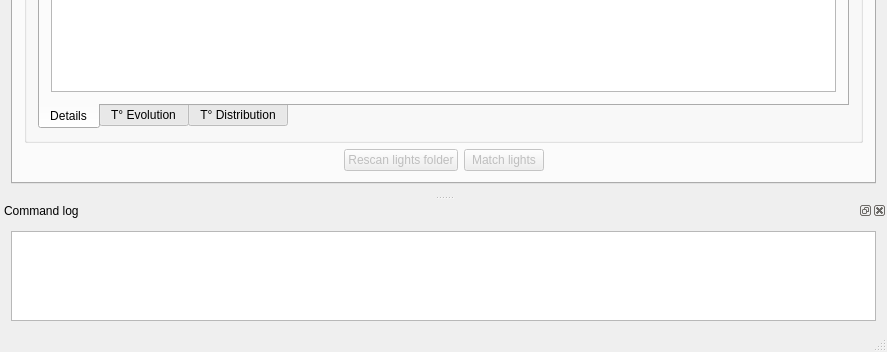
This is src/gui/forms/mainWindow.ui in deufrai/astrawdark-src as Qt 5 draws it before an edit; both pictures show x 0 to 887 and y 208 to 560 of the 887 by 560 pixel window. The edited form follows.
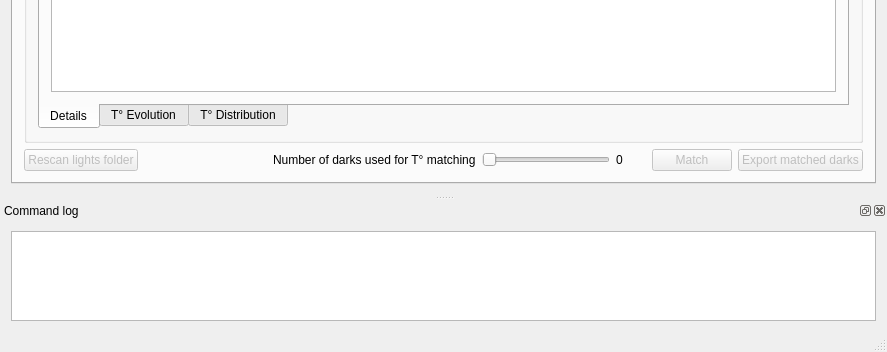
This is the edited form. Icons and pictures are not drawn. Custom widgets are drawn as their Qt base class.

Commit message: ARD-104: Preparing GUI controls for lights matching

The edit to the form file:
```diff
--- a/src/gui/forms/mainWindow.ui
+++ b/src/gui/forms/mainWindow.ui
@@ -282,19 +282,6 @@
         </item>
         <item>
          <layout class="QHBoxLayout" name="horizontalLayout_4">
-          <item>
-           <spacer name="horizontalSpacer_3">
-            <property name="orientation">
-             <enum>Qt::Horizontal</enum>
-            </property>
-            <property name="sizeHint" stdset="0">
-             <size>
-              <width>40</width>
-              <height>20</height>
-             </size>
-            </property>
-           </spacer>
-          </item>
           <item>
            <widget class="QPushButton" name="btnRescanLights">
             <property name="enabled">
@@ -308,6 +295,55 @@
             </property>
            </widget>
           </item>
+          <item>
+           <spacer name="horizontalSpacer_5">
+            <property name="orientation">
+             <enum>Qt::Horizontal</enum>
+            </property>
+            <property name="sizeHint" stdset="0">
+             <size>
+              <width>40</width>
+              <height>20</height>
+             </size>
+            </property>
+           </spacer>
+          </item>
+          <item>
+           <widget class="QLabel" name="label_2">
+            <property name="text">
+             <string>Number of darks used for T° matching</string>
+            </property>
+           </widget>
+          </item>
+          <item>
+           <widget class="QSlider" name="sldDarkMatchers">
+            <property name="enabled">
+             <bool>false</bool>
+            </property>
+            <property name="orientation">
+             <enum>Qt::Horizontal</enum>
+            </property>
+            <property name="tickPosition">
+             <enum>QSlider::NoTicks</enum>
+            </property>
+            <property name="tickInterval">
+             <number>1</number>
+            </property>
+           </widget>
+          </item>
+          <item>
+           <widget class="QLabel" name="lblDarkMatchersCount">
+            <property name="minimumSize">
+             <size>
+              <width>30</width>
+              <height>0</height>
+             </size>
+            </property>
+            <property name="text">
+             <string>0</string>
+            </property>
+           </widget>
+          </item>
           <item>
            <widget class="QPushButton" name="btnLightsMatch">
             <property name="enabled">
@@ -317,22 +353,22 @@
              <string notr="true">padding: .5em;</string>
             </property>
             <property name="text">
-             <string>Match lights</string>
+             <string>Match</string>
             </property>
            </widget>
           </item>
           <item>
-           <spacer name="horizontalSpacer_4">
-            <property name="orientation">
-             <enum>Qt::Horizontal</enum>
+           <widget class="QPushButton" name="btnExportDarks">
+            <property name="enabled">
+             <bool>false</bool>
             </property>
-            <property name="sizeHint" stdset="0">
-             <size>
-              <width>40</width>
-              <height>20</height>
-             </size>
+            <property name="styleSheet">
+             <string notr="true">padding: .5em;</string>
             </property>
-           </spacer>
+            <property name="text">
+             <string>Export matched darks</string>
+            </property>
+           </widget>
           </item>
          </layout>
         </item>
```
Left out of the diff: 16 changed lines with no effect on the pictures. The commit also changes 1 other file.
